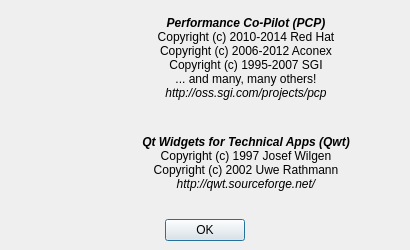
First picture: the form in src/pmchart/seealsodialog.ui, repository performancecopilot/pcp, before the edit.
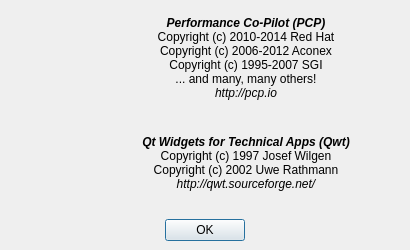
Second picture: the form after the edit. Icons and pictures are not drawn.

```diff
--- a/src/pmchart/seealsodialog.ui
+++ b/src/pmchart/seealsodialog.ui
@@ -122,7 +122,7 @@
 Copyright (c) 2006-2012 Aconex&lt;br&gt;
 Copyright (c) 1995-2007 SGI&lt;br&gt;
 ... and many, many others!&lt;br&gt;
-&lt;i&gt;http://oss.sgi.com/projects/pcp&lt;/i&gt;</string>
+&lt;i&gt;http://pcp.io&lt;/i&gt;</string>
            </property>
            <property name="alignment">
             <set>Qt::AlignCenter</set>
```
